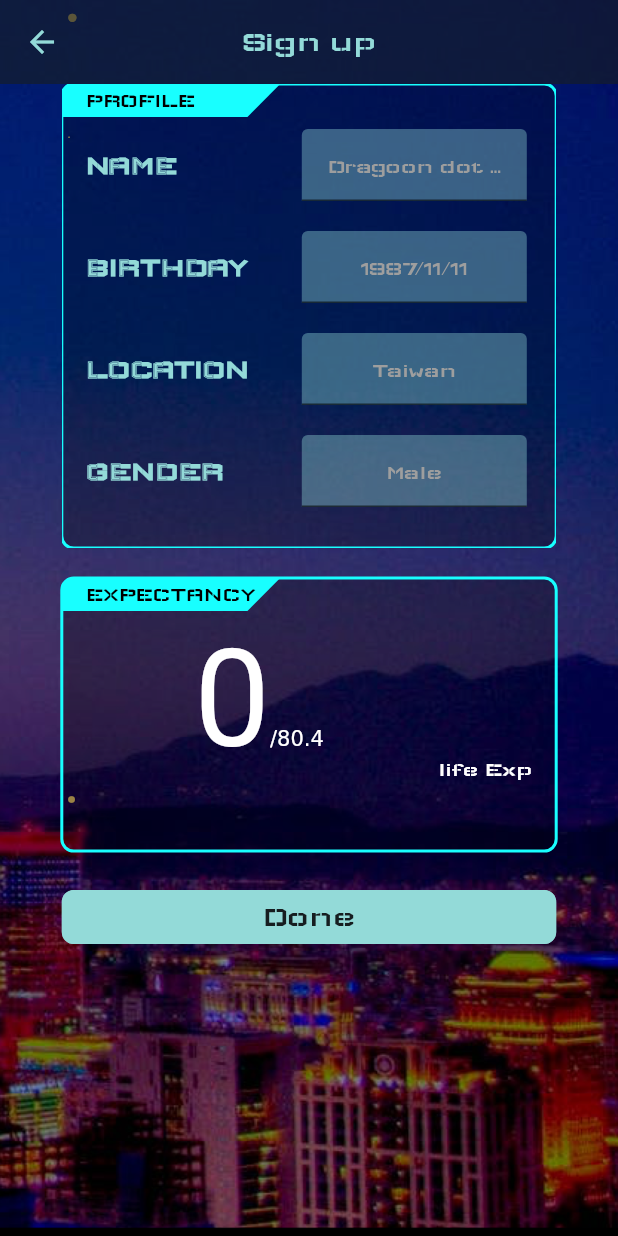
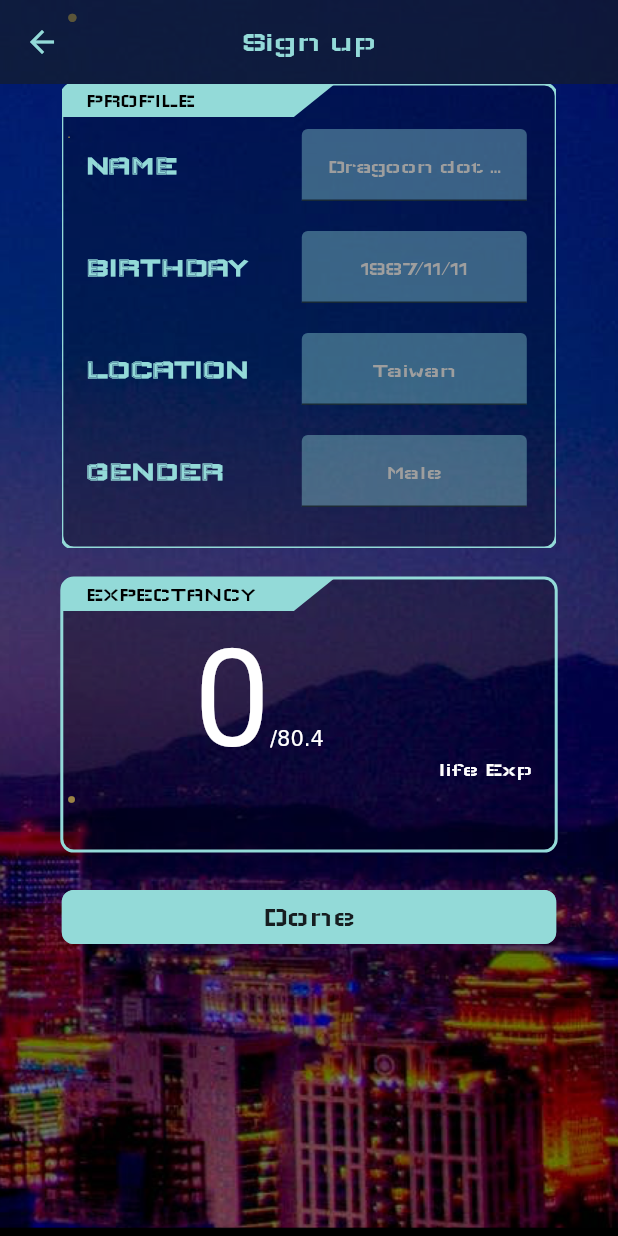
Before and after one commit to QuiverYang/BucketList, a Flutter app: the SignUpScreen screen opened by its route, on a phone screen of 412 x 824 dp. Run offline on Flutter 3.47's test engine with Material 2 defaults, Android fonts, the phone set to English and light mode, and no system bars.

Commit message:
Edit - panel title bg width

```diff
--- a/lib/screen/component/panel_widget.dart
+++ b/lib/screen/component/panel_widget.dart
@@ -33,7 +33,7 @@ class PanelWidget extends StatelessWidget {
     this.titlePaddingX = 16,
     this.titlePaddingY = 4,
     this.titleTextSize = 14,
-    this.panelColor = Colors.cyanAccent,
+    this.panelColor = kThemeColor,
     this.panelBgColor = Colors.black26,
     this.panelTitleColor = Colors.black,
   }) : super(key: key);
@@ -123,7 +123,7 @@ class PanelPainter extends CustomPainter {
 
     /// initiate path for panel title background
     final titleHeight = titleTextSize + titlePaddingY * 2;
-    final titleWidth = panelSize.width * 0.4;
+    final titleWidth = panelSize.width * 0.5;
     final titleWidthShort = titleWidth * 0.85;
     _titleBgPath.moveTo(0, titleRadius);
     _titleBgPath.lineTo(titleRadius, 0);
```
